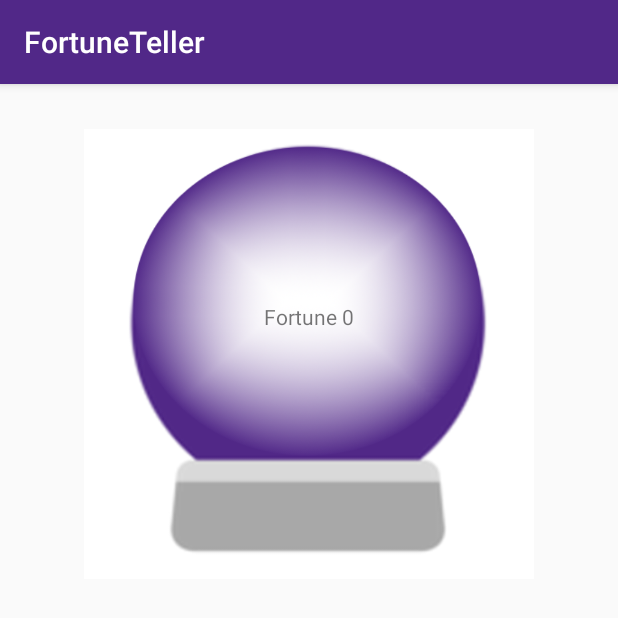
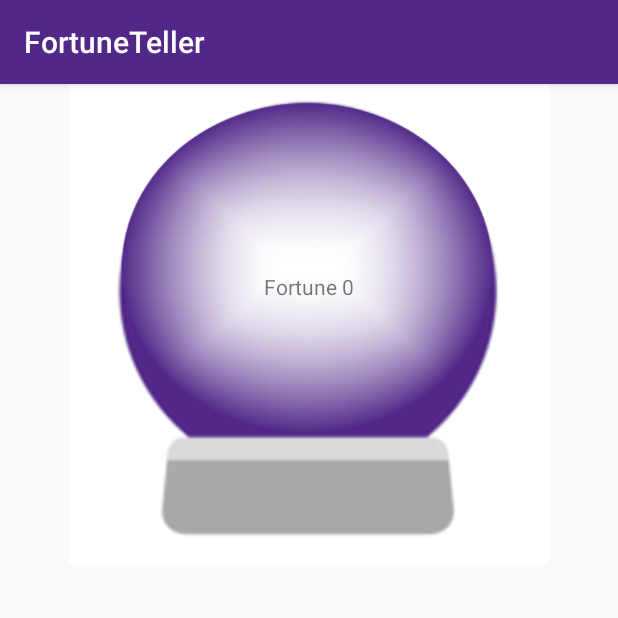
Before and after one commit to KSU-Mobile-Dev-Club/FortuneTeller, an Android app: the FortuneActivity screen opened directly, with no data from a screen before it, on a phone screen of 412 x 824 dp, the top half of it. Run offline under Robolectric (Android 15) with nearby library versions, the phone set to English and light mode, and no system bars.

Commit message:
Resized crystal ball image in FortuneActivity.

```diff
--- a/app/src/main/res/layout/activity_fortune.xml
+++ b/app/src/main/res/layout/activity_fortune.xml
@@ -8,9 +8,8 @@
 
     <ImageView
         android:id="@+id/crystalBall"
-        android:layout_width="300dp"
-        android:layout_height="300dp"
-        android:layout_marginTop="30dp"
+        android:layout_width="320dp"
+        android:layout_height="320dp"
         android:src="@drawable/crystal_ball_for_fortune"
         app:layout_constraintTop_toTopOf="parent"
         app:layout_constraintEnd_toEndOf="parent"
```
